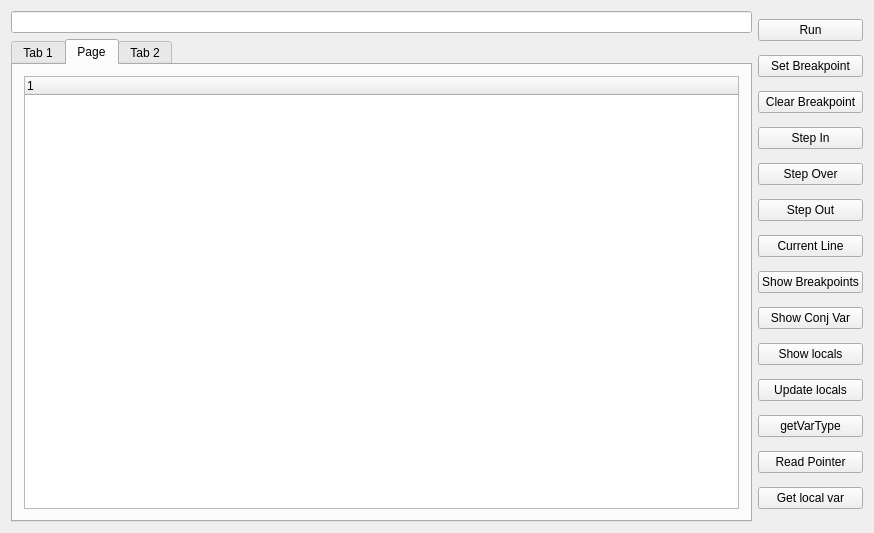
Qt form mainwindow.ui (BaranovMykola/UiDebuggerGdb) before a commit.
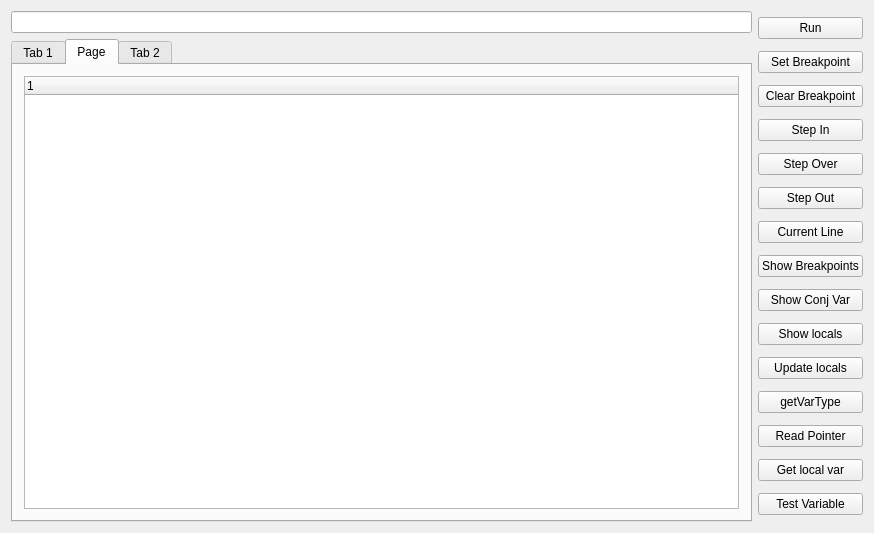
The same form after that commit.

Commit message: Added new algorithm of parsing nested type in variable class. Fixed capturing garbage in new algorithm.

Diff of the .ui file:
```diff
--- a/mainwindow.ui
+++ b/mainwindow.ui
@@ -115,6 +115,13 @@
         </property>
        </widget>
       </item>
+      <item>
+       <widget class="QPushButton" name="butTestVar">
+        <property name="text">
+         <string>Test Variable</string>
+        </property>
+       </widget>
+      </item>
      </layout>
     </item>
     <item row="0" column="0">
```
The commit also changes 6 other files.
